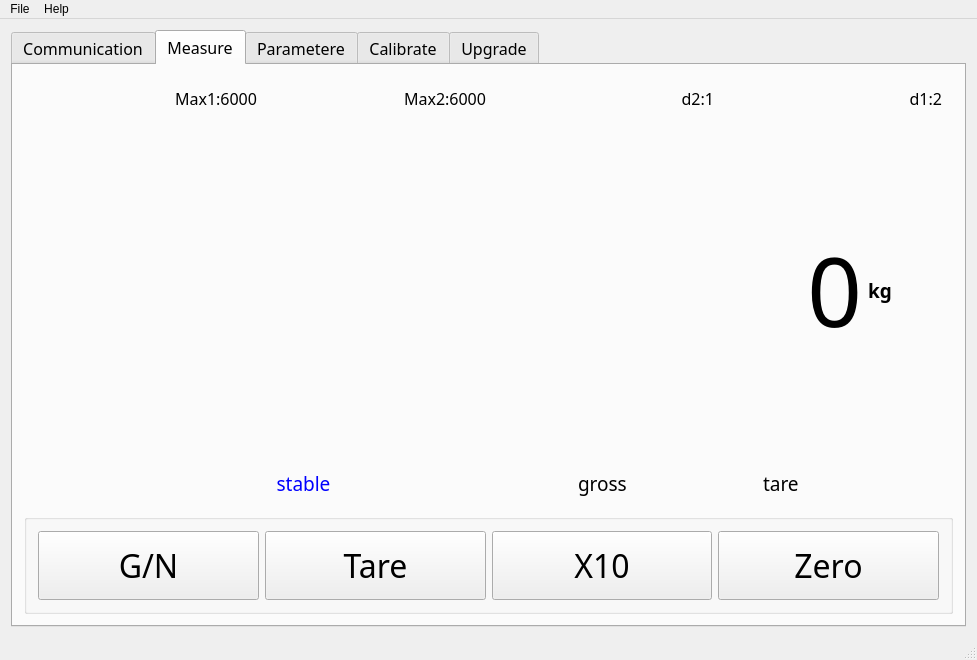
byteman/WFace, file mainwindow.ui: the form before one commit.
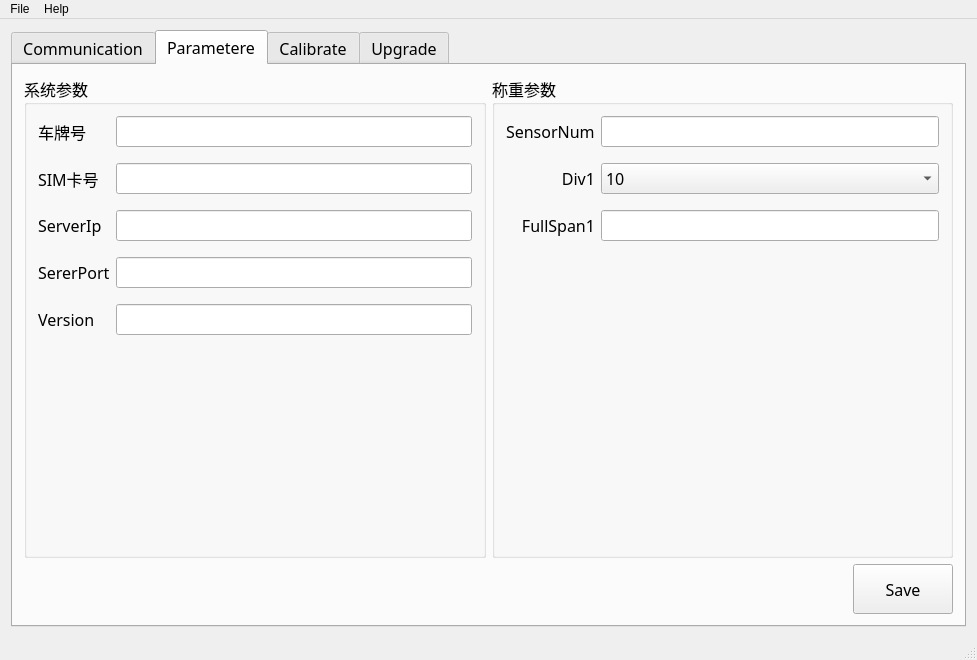
The form after the commit. The open tabs and pages were chosen to show the change.

Diff of the .ui file:
```diff
--- a/mainwindow.ui
+++ b/mainwindow.ui
@@ -44,7 +44,7 @@
        <string notr="true"/>
       </property>
       <property name="currentIndex">
-       <number>3</number>
+       <number>1</number>
       </property>
       <widget class="QWidget" name="tab">
        <attribute name="title">
@@ -338,372 +338,6 @@
         </item>
        </layout>
       </widget>
-      <widget class="QWidget" name="tab_2">
-       <attribute name="title">
-        <string>Measure</string>
-       </attribute>
-       <layout class="QVBoxLayout" name="verticalLayout_3">
-        <item>
-         <widget class="QWidget" name="titleStatus" native="true">
-          <property name="styleSheet">
-           <string notr="true"/>
-          </property>
-          <layout class="QHBoxLayout" name="horizontalLayout_5">
-           <item>
-            <widget class="QLabel" name="lbl_display_wet_2">
-             <property name="sizePolicy">
-              <sizepolicy hsizetype="Expanding" vsizetype="Preferred">
-               <horstretch>0</horstretch>
-               <verstretch>0</verstretch>
-              </sizepolicy>
-             </property>
-             <property name="font">
-              <font>
-               <family>Agency FB</family>
-               <pointsize>12</pointsize>
-              </font>
-             </property>
-             <property name="text">
-              <string>Max1:6000</string>
-             </property>
-             <property name="alignment">
-              <set>Qt::AlignRight|Qt::AlignTrailing|Qt::AlignVCenter</set>
-             </property>
-            </widget>
-           </item>
-           <item>
-            <widget class="QLabel" name="lbl_display_wet_3">
-             <property name="sizePolicy">
-              <sizepolicy hsizetype="Expanding" vsizetype="Preferred">
-               <horstretch>0</horstretch>
-               <verstretch>0</verstretch>
-              </sizepolicy>
-             </property>
-             <property name="font">
-              <font>
-               <family>Agency FB</family>
-               <pointsize>12</pointsize>
-              </font>
-             </property>
-             <property name="autoFillBackground">
-              <bool>false</bool>
-             </property>
-             <property name="text">
-              <string>Max2:6000</string>
-             </property>
-             <property name="alignment">
-              <set>Qt::AlignRight|Qt::AlignTrailing|Qt::AlignVCenter</set>
-             </property>
-            </widget>
-           </item>
-           <item>
-            <widget class="QLabel" name="lbl_display_wet_4">
-             <property name="sizePolicy">
-              <sizepolicy hsizetype="Expanding" vsizetype="Fixed">
-               <horstretch>0</horstretch>
-               <verstretch>0</verstretch>
-              </sizepolicy>
-             </property>
-             <property name="font">
-              <font>
-               <family>Agency FB</family>
-               <pointsize>12</pointsize>
-              </font>
-             </property>
-             <property name="text">
-              <string>d2:1</string>
-             </property>
-             <property name="alignment">
-              <set>Qt::AlignRight|Qt::AlignTrailing|Qt::AlignVCenter</set>
-             </property>
-            </widget>
-           </item>
-           <item>
-            <widget class="QLabel" name="lbl_display_wet_5">
-             <property name="sizePolicy">
-              <sizepolicy hsizetype="Expanding" vsizetype="Preferred">
-               <horstretch>0</horstretch>
-               <verstretch>0</verstretch>
-              </sizepolicy>
-             </property>
-             <property name="font">
-              <font>
-               <family>Agency FB</family>
-               <pointsize>12</pointsize>
-              </font>
-             </property>
-             <property name="text">
-              <string>d1:2</string>
-             </property>
-             <property name="alignment">
-              <set>Qt::AlignRight|Qt::AlignTrailing|Qt::AlignVCenter</set>
-             </property>
-            </widget>
-           </item>
-          </layout>
-         </widget>
-        </item>
-        <item>
-         <widget class="QWidget" name="widgetInfo" native="true">
-          <property name="styleSheet">
-           <string notr="true"/>
-          </property>
-          <layout class="QHBoxLayout" name="horizontalLayout_4">
-           <item>
-            <widget class="QLabel" name="lbl_display_wet">
-             <property name="sizePolicy">
-              <sizepolicy hsizetype="Expanding" vsizetype="Expanding">
-               <horstretch>0</horstretch>
-               <verstretch>0</verstretch>
-              </sizepolicy>
-             </property>
-             <property name="font">
-              <font>
-               <family>Agency FB</family>
-               <pointsize>72</pointsize>
-              </font>
-             </property>
-             <property name="styleSheet">
-              <string notr="true"/>
-             </property>
-             <property name="text">
-              <string>0</string>
-             </property>
-             <property name="alignment">
-              <set>Qt::AlignRight|Qt::AlignTrailing|Qt::AlignVCenter</set>
-             </property>
-            </widget>
-           </item>
-           <item>
-            <widget class="QLabel" name="lblunit">
-             <property name="sizePolicy">
-              <sizepolicy hsizetype="Fixed" vsizetype="Preferred">
-               <horstretch>0</horstretch>
-               <verstretch>0</verstretch>
-              </sizepolicy>
-             </property>
-             <property name="font">
-              <font>
-               <family>Agency FB</family>
-               <pointsize>14</pointsize>
-               <weight>75</weight>
-               <bold>true</bold>
-              </font>
-             </property>
-             <property name="text">
-              <string>kg</string>
-             </property>
-            </widget>
-           </item>
-           <item>
-            <spacer name="horizontalSpacer">
-             <property name="orientation">
-              <enum>Qt::Horizontal</enum>
-             </property>
-             <property name="sizeType">
-              <enum>QSizePolicy::Fixed</enum>
-             </property>
-             <property name="sizeHint" stdset="0">
-              <size>
-               <width>50</width>
-               <height>20</height>
-              </size>
-             </property>
-            </spacer>
-           </item>
-          </layout>
-         </widget>
-        </item>
-        <item>
-         <widget class="QWidget" name="titleParam" native="true">
-          <property name="styleSheet">
-           <string notr="true"/>
-          </property>
-          <layout class="QHBoxLayout" name="horizontalLayout_3" stretch="6,2,2">
-           <item>
-            <widget class="QLabel" name="lblstate">
-             <property name="sizePolicy">
-              <sizepolicy hsizetype="Expanding" vsizetype="Preferred">
-               <horstretch>0</horstretch>
-               <verstretch>0</verstretch>
-              </sizepolicy>
-             </property>
-             <property name="font">
-              <font>
-               <family>微软雅黑</family>
-               <pointsize>14</pointsize>
-              </font>
-             </property>
-             <property name="styleSheet">
-              <string notr="true">color: rgb(0, 0, 255);</string>
-             </property>
-             <property name="frameShape">
-              <enum>QFrame::NoFrame</enum>
-             </property>
-             <property name="text">
-              <string>stable</string>
-             </property>
-             <property name="alignment">
-              <set>Qt::AlignCenter</set>
-             </property>
-            </widget>
-           </item>
-           <item>
-            <widget class="QLabel" name="lblgross">
-             <property name="sizePolicy">
-              <sizepolicy hsizetype="Preferred" vsizetype="Fixed">
-               <horstretch>0</horstretch>
-               <verstretch>0</verstretch>
-              </sizepolicy>
-             </property>
-             <property name="font">
-              <font>
-               <family>微软雅黑</family>
-               <pointsize>14</pointsize>
-              </font>
-             </property>
-             <property name="text">
-              <string>gross</string>
-             </property>
-             <property name="alignment">
-              <set>Qt::AlignLeading|Qt::AlignLeft|Qt::AlignVCenter</set>
-             </property>
-            </widget>
-           </item>
-           <item>
-            <widget class="QLabel" name="lbltare">
-             <property name="sizePolicy">
-              <sizepolicy hsizetype="Preferred" vsizetype="Fixed">
-               <horstretch>0</horstretch>
-               <verstretch>0</verstretch>
-              </sizepolicy>
-             </property>
-             <property name="font">
-              <font>
-               <family>微软雅黑</family>
-               <pointsize>14</pointsize>
-              </font>
-             </property>
-             <property name="text">
-              <string>tare</string>
-             </property>
-             <property name="alignment">
-              <set>Qt::AlignLeading|Qt::AlignLeft|Qt::AlignVCenter</set>
-             </property>
-            </widget>
-           </item>
-          </layout>
-         </widget>
-        </item>
-        <item>
-         <widget class="QGroupBox" name="groupBox">
-          <property name="sizePolicy">
-           <sizepolicy hsizetype="Preferred" vsizetype="Maximum">
-            <horstretch>0</horstretch>
-            <verstretch>0</verstretch>
-           </sizepolicy>
-          </property>
-          <property name="minimumSize">
-           <size>
-            <width>0</width>
-            <height>100</height>
-           </size>
-          </property>
-          <property name="maximumSize">
-           <size>
-            <width>16777215</width>
-            <height>100</height>
-           </size>
-          </property>
-          <property name="title">
-           <string/>
-          </property>
-          <layout class="QHBoxLayout" name="horizontalLayout_6">
-           <item>
-            <widget class="QPushButton" name="btnGN">
-             <property name="sizePolicy">
-              <sizepolicy hsizetype="Minimum" vsizetype="Preferred">
-               <horstretch>0</horstretch>
-               <verstretch>0</verstretch>
-              </sizepolicy>
-             </property>
-             <property name="font">
-              <font>
-               <family>Agency FB</family>
-               <pointsize>24</pointsize>
-              </font>
-             </property>
-             <property name="text">
-              <string>G/N</string>
-             </property>
-            </widget>
-           </item>
-           <item>
-            <widget class="QPushButton" name="btnTare">
-             <property name="sizePolicy">
-              <sizepolicy hsizetype="Minimum" vsizetype="Preferred">
-               <horstretch>0</horstretch>
-               <verstretch>0</verstretch>
-              </sizepolicy>
-             </property>
-             <property name="font">
-              <font>
-               <family>Agency FB</family>
-               <pointsize>24</pointsize>
-              </font>
-             </property>
-             <property name="text">
-              <string>Tare</string>
-             </property>
-            </widget>
-           </item>
-           <item>
-            <widget class="QPushButton" name="btnZoom10">
-             <property name="sizePolicy">
-              <sizepolicy hsizetype="Minimum" vsizetype="Preferred">
-               <horstretch>0</horstretch>
-               <verstretch>0</verstretch>
-              </sizepolicy>
-             </property>
-             <property name="font">
-              <font>
-               <family>Agency FB</family>
-               <pointsize>24</pointsize>
-              </font>
-             </property>
-             <property name="text">
-              <string>X10</string>
-             </property>
-            </widget>
-           </item>
-           <item>
-            <widget class="QPushButton" name="btnZero">
-             <property name="sizePolicy">
-              <sizepolicy hsizetype="Minimum" vsizetype="Preferred">
-               <horstretch>0</horstretch>
-               <verstretch>0</verstretch>
-              </sizepolicy>
-             </property>
-             <property name="font">
-              <font>
-               <family>Agency FB</family>
-               <pointsize>24</pointsize>
-              </font>
-             </property>
-             <property name="text">
-              <string>Zero</string>
-             </property>
-            </widget>
-           </item>
-          </layout>
-          <zorder>btnZoom10</zorder>
-          <zorder>btnZero</zorder>
-          <zorder>btnTare</zorder>
-          <zorder>btnGN</zorder>
-         </widget>
-        </item>
-       </layout>
-      </widget>
       <widget class="QWidget" name="tab_3">
        <property name="styleSheet">
         <string notr="true">font: 12pt &quot;黑体&quot;;</string>
@@ -875,7 +509,7 @@
              <property name="verticalSpacing">
               <number>16</number>
              </property>
-             <item row="6" column="0">
+             <item row="4" column="0">
               <widget class="QLabel" name="label_5">
                <property name="sizePolicy">
                 <sizepolicy hsizetype="Preferred" vsizetype="Fixed">
@@ -891,7 +525,7 @@
                </property>
               </widget>
              </item>
-             <item row="3" column="0">
+             <item row="2" column="0">
               <widget class="QLabel" name="label_8">
                <property name="sizePolicy">
                 <sizepolicy hsizetype="Preferred" vsizetype="Fixed">
@@ -907,32 +541,6 @@
                </property>
               </widget>
              </item>
-             <item row="5" column="0">
-              <widget class="QLabel" name="label_3">
-               <property name="sizePolicy">
-                <sizepolicy hsizetype="Preferred" vsizetype="Fixed">
-                 <horstretch>0</horstretch>
-                 <verstretch>0</verstretch>
-                </sizepolicy>
-               </property>
-               <property name="text">
-                <string>HandZeroSpan</string>
-               </property>
-              </widget>
-             </item>
-             <item row="2" column="0">
-              <widget class="QLabel" name="label_11">
-               <property name="sizePolicy">
-                <sizepolicy hsizetype="Preferred" vsizetype="Fixed">
-                 <horstretch>0</horstretch>
-                 <verstretch>0</verstretch>
-                </sizepolicy>
-               </property>
-               <property name="text">
-                <string>FilterLevel</string>
-               </property>
-              </widget>
-             </item>
              <item row="1" column="0">
               <widget class="QLabel" name="label_2">
                <property name="sizePolicy">
@@ -946,7 +554,7 @@
                </property>
               </widget>
              </item>
-             <item row="6" column="1">
+             <item row="4" column="1">
               <widget class="QLineEdit" name="edtFullHigh">
                <property name="font">
                 <font>
@@ -959,20 +567,7 @@
                </property>
               </widget>
              </item>
-             <item row="5" column="1">
-              <widget class="QLineEdit" name="edtHandZeroSpan">
-               <property name="font">
-                <font>
-                 <family>黑体</family>
-                 <pointsize>12</pointsize>
-                 <weight>50</weight>
-                 <italic>false</italic>
-                 <bold>false</bold>
-                </font>
-               </property>
-              </widget>
-             </item>
-             <item row="3" column="1">
+             <item row="2" column="1">
               <widget class="QComboBox" name="cbxDivHigh">
                <item>
                 <property name="text">
@@ -996,40 +591,6 @@
                </item>
               </widget>
              </item>
-             <item row="2" column="1">
-              <widget class="QComboBox" name="cbxFilterLvl">
-               <item>
-                <property name="text">
-                 <string>0</string>
-                </property>
-               </item>
-               <item>
-                <property name="text">
-                 <string>1</string>
-                </property>
-               </item>
-               <item>
-                <property name="text">
-                 <string>2</string>
-                </property>
-               </item>
-               <item>
-                <property name="text">
-                 <string>3</string>
-                </property>
-               </item>
-               <item>
-                <property name="text">
-                 <string>4</string>
-                </property>
-               </item>
-               <item>
-                <property name="text">
-                 <string>5</string>
-                </property>
-               </item>
-              </widget>
-             </item>
              <item row="1" column="1">
               <widget class="QLineEdit" name="edtSensorNum">
                <property name="font">
@@ -1043,7 +604,7 @@
                </property>
               </widget>
              </item>
-             <item row="7" column="1">
+             <item row="5" column="1">
               <spacer name="verticalSpacer_3">
                <property name="orientation">
                 <enum>Qt::Vertical</enum>
@@ -1115,42 +676,69 @@
           <property name="title">
            <string>总系数标定</string>
           </property>
-          <widget class="QPushButton" name="pushButton">
-           <property name="geometry">
-            <rect>
-             <x>290</x>
-             <y>50</y>
-             <width>71</width>
-             <height>31</height>
-            </rect>
-           </property>
-           <property name="text">
-            <string>标定</string>
-           </property>
-          </widget>
-          <widget class="QLineEdit" name="lineEdit_3">
-           <property name="geometry">
-            <rect>
-             <x>130</x>
-             <y>50</y>
-             <width>141</width>
-             <height>31</height>
-            </rect>
-           </property>
-          </widget>
-          <widget class="QLabel" name="label">
-           <property name="geometry">
-            <rect>
-             <x>40</x>
-             <y>40</y>
-             <width>81</width>
-             <height>41</height>
-            </rect>
-           </property>
-           <property name="text">
-            <string>砝码重量</string>
-           </property>
-          </widget>
+          <layout class="QHBoxLayout" name="horizontalLayout_3">
+           <item>
+            <widget class="QLabel" name="label">
+             <property name="sizePolicy">
+              <sizepolicy hsizetype="Fixed" vsizetype="Preferred">
+               <horstretch>0</horstretch>
+               <verstretch>0</verstretch>
+              </sizepolicy>
+             </property>
+             <property name="text">
+              <string>砝码重量</string>
+             </property>
+            </widget>
+           </item>
+           <item>
+            <widget class="QLineEdit" name="edtFama">
+             <property name="sizePolicy">
+              <sizepolicy hsizetype="Fixed" vsizetype="Fixed">
+               <horstretch>0</horstretch>
+               <verstretch>0</verstretch>
+              </sizepolicy>
+             </property>
+            </widget>
+           </item>
+           <item>
+            <widget class="QPushButton" name="btnCalibK">
+             <property name="sizePolicy">
+              <sizepolicy hsizetype="Fixed" vsizetype="Fixed">
+               <horstretch>0</horstretch>
+               <verstretch>0</verstretch>
+              </sizepolicy>
+             </property>
+             <property name="text">
+              <string>总秤量修正</string>
+             </property>
+            </widget>
+           </item>
+           <item>
+            <widget class="QLabel" name="label_12">
+             <property name="sizePolicy">
+              <sizepolicy hsizetype="Fixed" vsizetype="Preferred">
+               <horstretch>0</horstretch>
+               <verstretch>0</verstretch>
+              </sizepolicy>
+             </property>
+             <property name="text">
+              <string>        实时重量：</string>
+             </property>
+            </widget>
+           </item>
+           <item>
+            <widget class="QLabel" name="lblstate">
+             <property name="font">
+              <font>
+               <pointsize>32</pointsize>
+              </font>
+             </property>
+             <property name="text">
+              <string>0</string>
+             </property>
+            </widget>
+           </item>
+          </layout>
          </widget>
         </item>
         <item>
@@ -1219,14 +807,14 @@
           <item>
            <widget class="QPushButton" name="btnCalibAllZero">
             <property name="text">
-             <string>allZero</string>
+             <string>全部标零</string>
             </property>
            </widget>
           </item>
           <item>
            <widget class="QPushButton" name="btnCalibAllWt">
             <property name="text">
-             <string>allCalib</string>
+             <string>计算系数</string>
             </property>
            </widget>
           </item>
```
